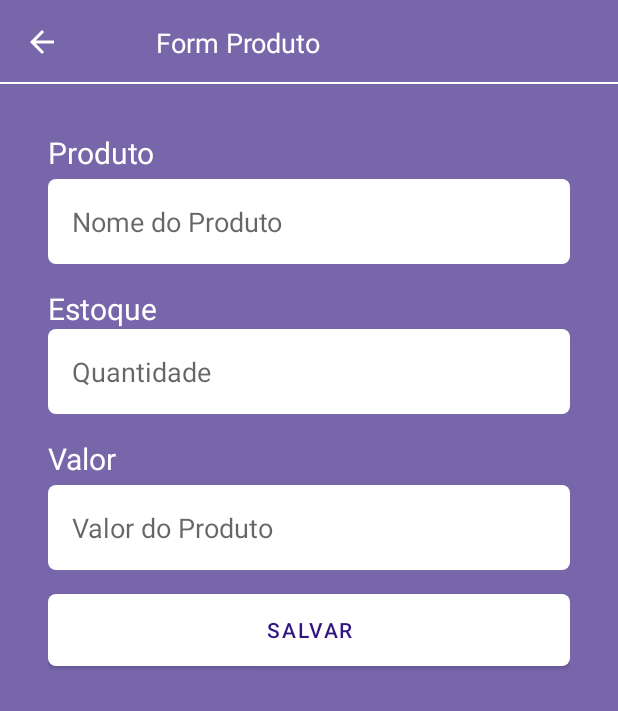
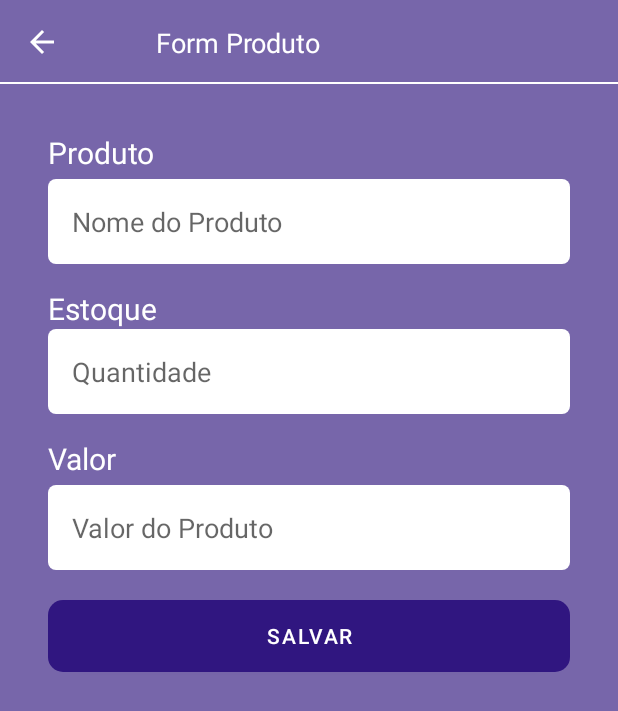
Before and after one commit to natasharhayane/ControleDeProdutos, an Android app: the FormProdutoActivity screen opened directly, with no data from a screen before it, on a phone screen of 412 x 824 dp. Shown: the top 711 px of the screen. Run offline under Robolectric (Android 15) with nearby library versions, the phone set to English and light mode, and no system bars.

Commit message:
Atualização - Atualização da Tela de cadastro do produto

```diff
--- a/app/src/main/res/drawable-v24/bg_bnt.xml
+++ b/app/src/main/res/drawable-v24/bg_bnt.xml
@@ -1,6 +1,6 @@
 <?xml version="1.0" encoding="utf-8"?>
 <shape xmlns:android="http://schemas.android.com/apk/res/android" android:shape="rectangle">
 
-    <solid android:color="@android:color/white"/>
-    <corners android:radius="5dp"/>
+    <solid android:color="#301680"/>
+    <corners android:radius="10dp"/>
 </shape>
--- a/app/src/main/res/layout/activity_form_produto.xml
+++ b/app/src/main/res/layout/activity_form_produto.xml
@@ -30,14 +30,15 @@
             android:text="Produto"
             android:textSize="20sp"
             android:textColor="@android:color/white"/>
+
         <EditText
             android:layout_width="match_parent"
             android:layout_height="wrap_content"
+            android:layout_marginTop="4dp"
             android:background="@drawable/bg_edit"
             android:hint="Nome do Produto"
             android:inputType="text"
-            android:layout_marginTop="4dp"
-            android:padding="16dp"/>
+            android:padding="16dp" />
 
         <TextView
             android:layout_width="wrap_content"
@@ -73,11 +74,11 @@
         <Button
             android:layout_width="match_parent"
             android:layout_height="wrap_content"
-            android:layout_marginTop="16dp"
+            android:layout_marginTop="20dp"
             android:background="@drawable/bg_bnt"
-            app:backgroundTint="@color/white"
-            android:textColor="#301680"
-            android:text="Salvar"/>
+            android:text="Salvar"
+            android:textColor="@color/white"
+            app:backgroundTint="#301680" />
 
     </LinearLayout>
 
```
